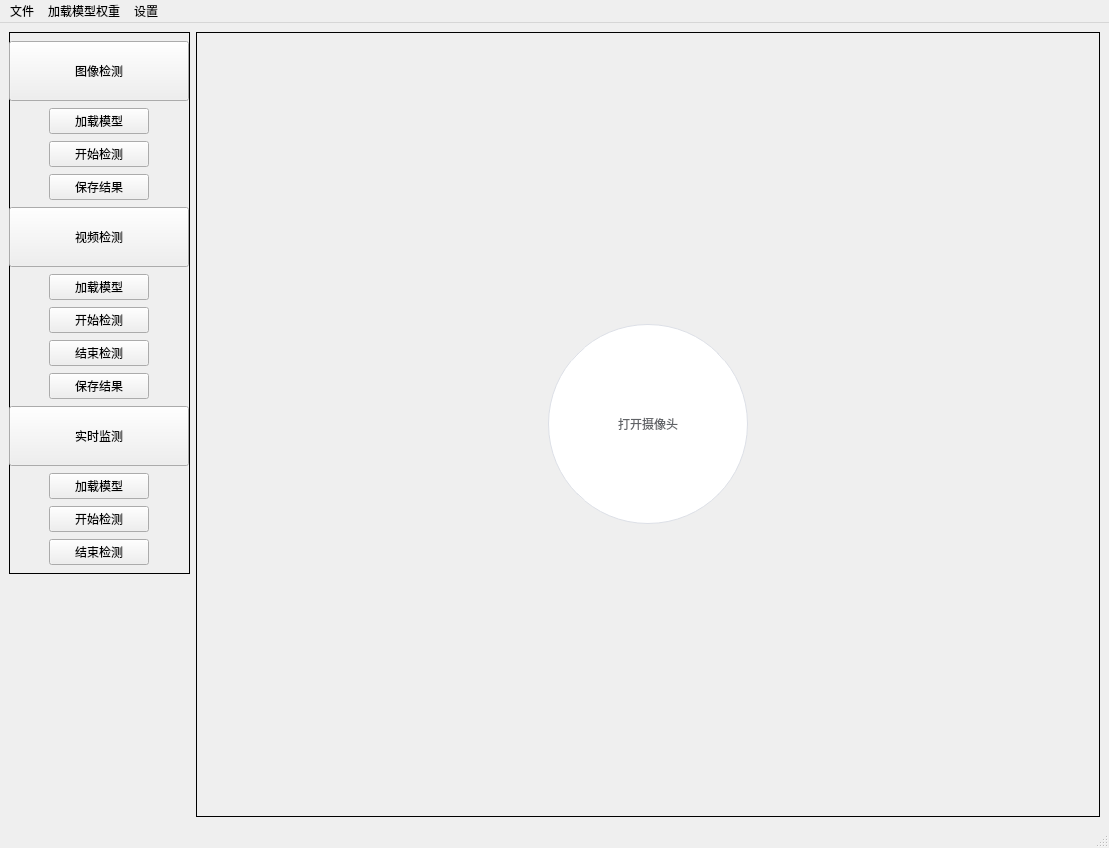
Above: UI/mainWindow.ui from flow2dream/YOLOQT before the change. Below: the same form after it.
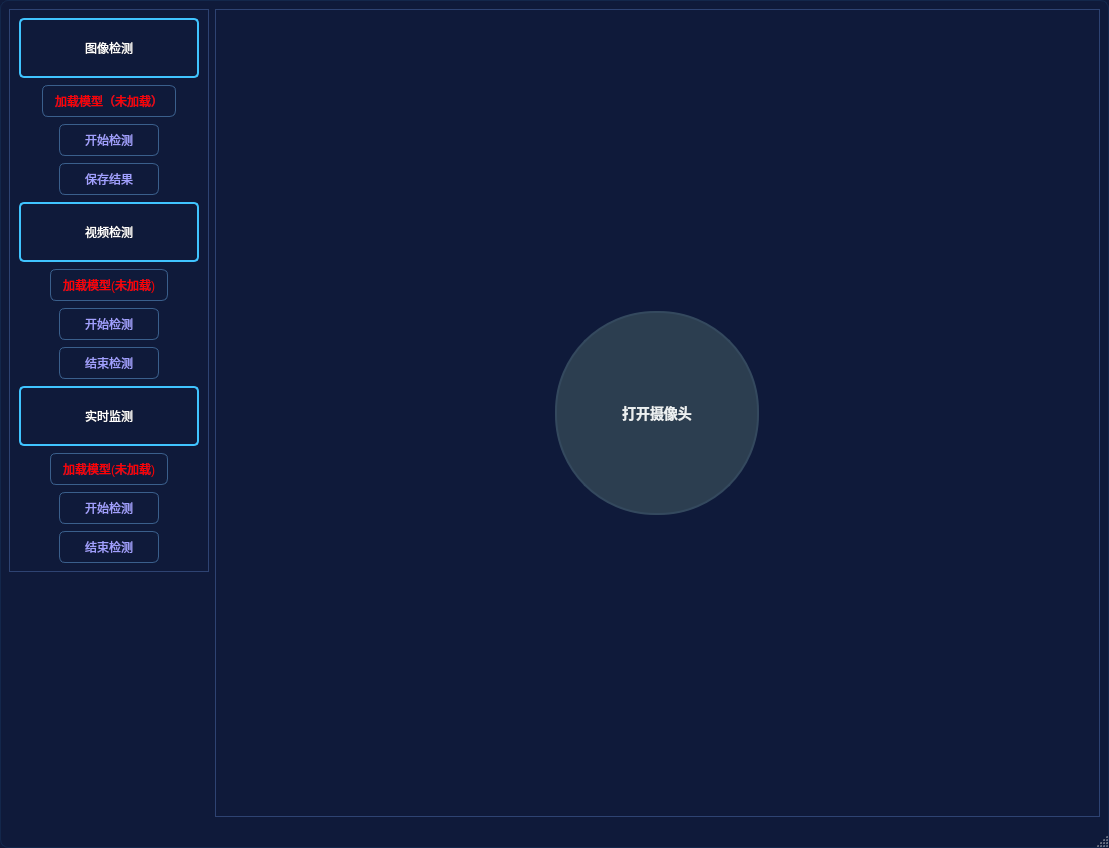
That is the form after the change.

Commit message: add the qss and function to window

What changed in the file:
```diff
--- a/UI/mainWindow.ui
+++ b/UI/mainWindow.ui
@@ -20,12 +20,435 @@
    <string>MainWindow</string>
   </property>
   <property name="styleSheet">
-   <string notr="true">
-   #display {
-	border: 1px solid black;
+   <string notr="true">#MainWindow {
+    background-color: #0F1A3A;
+    background-image: radial-gradient(circle, #1E3A8A 15%, transparent 15%),
+                      radial-gradient(circle, #1E3A8A 15%, transparent 15%);
+    background-position: 0 0, 20px 20px;
+    border: 1px solid #13274B;
+    border-radius: 8px;
+            
+}
+#MainWindow::title {
+    background-color: #0F1A3A;
+            
+}
+#MainWindow:hover {
+	    background-color: #13274B;
+    border: 1px solid #1E3A8A;
 }
 #option {
-	border: 1px solid black;
+border: 1px solid #2E4372;
+}
+#display {
+border: 1px solid #2E4372;
+}
+#start_video {
+	background-color: #2C3E50;
+    border: 2px solid #34495E;
+    border-radius: 100px;
+    color: #ECF0F1;
+    font-size: 14px;
+    font-weight: bold;
+    min-width: 200px;
+    min-height: 200px;
+    text-align: center;
+    qproperty-iconSize: 32px;
+}
+#start_video:hover {
+    background-color: #34495E;
+    border: 2px solid #2C3E50;
+}
+#start_video:pressed {
+    background-color: #1F2B38;
+    border: 2px solid #2C3E50;
+}
+
+#select_image {
+	background-color: #2C3E50;
+    border: 2px solid #34495E;
+    border-radius: 8px;
+    color: #ECF0F1;
+    font-size: 14px;
+    font-weight: bold;
+    padding: 12px 24px;
+    min-width: 100px;
+    min-height: 100px;
+    text-align: center;
+    qproperty-iconSize: 32px;
+}
+#select_image:hover {
+    background-color: #34495E;
+    border: 2px solid #2C3E50;
+}
+#select_image:pressed {
+    background-color: #1F2B38;
+    border: 2px solid #2C3E50;
+}
+
+#select_foler {
+	background-color: #2C3E50;
+    border: 2px solid #34495E;
+    border-radius: 8px;
+    color: #ECF0F1;
+    font-size: 14px;
+    font-weight: bold;
+    padding: 12px 24px;
+    min-width: 100px;
+    min-height: 100px;
+    text-align: center;
+    qproperty-iconSize: 32px;
+}
+#select_foler:hover {
+    background-color: #34495E;
+    border: 2px solid #2C3E50;
+}
+
+#select_foler:pressed {
+    background-color: #1F2B38;
+    border: 2px solid #2C3E50;
+}
+
+#select_video {
+	background-color: #2C3E50;
+    border: 2px solid #34495E;
+    border-radius: 8px;
+    color: #ECF0F1;
+    font-size: 14px;
+    font-weight: bold;
+    padding: 12px 24px;
+    min-width: 100px;
+    min-height: 100px;
+    text-align: center;
+    qproperty-iconSize: 32px;
+}
+#select_video:hover {
+    background-color: #34495E;
+    border: 2px solid #2C3E50;
+}
+
+#select_video:pressed {
+    background-color: #1F2B38;
+    border: 2px solid #2C3E50;
+}
+
+#image_button {
+            background-color: qlineargradient(
+                x1:0, y1:0, x2:1, y2:0,
+                stop:0 #1a237e, stop:0.3 #283593, stop:0.6 #3949ab, stop:1 #536dfe);
+            color: #ffffff;
+            border: 2px solid #40c4ff;
+            border-radius: 5px;
+            font: bold 16px 'Arial';
+            padding: 10px 20px;
+            text-transform: uppercase;
+            
+}
+#image_button:hover {
+	            background-color: qlineargradient(
+                x1:0, y1:0, x2:1, y2:0,
+                stop:0 #283593, stop:0.3 #3949ab, stop:0.6 #536dfe, stop:1 #7c4dff);
+            border: 2px solid #64ffda;
+}
+#image_button:pressed {
+	            background-color: qlineargradient(
+                x1:0, y1:0, x2:1, y2:0,
+                stop:0 #0d47a1, stop:1 #1a237e);
+            border: 2px solid #00bcd4;
+            padding: 12px 22px 8px 18px;
+}
+#video_button {
+            background-color: qlineargradient(
+                x1:0, y1:0, x2:1, y2:0,
+                stop:0 #1a237e, stop:0.3 #283593, stop:0.6 #3949ab, stop:1 #536dfe);
+            color: #ffffff;
+            border: 2px solid #40c4ff;
+            border-radius: 5px;
+            font: bold 16px 'Arial';
+            padding: 10px 20px;
+            text-transform: uppercase;
+            
+}
+#video_button:hover {
+		            background-color: qlineargradient(
+                x1:0, y1:0, x2:1, y2:0,
+                stop:0 #283593, stop:0.3 #3949ab, stop:0.6 #536dfe, stop:1 #7c4dff);
+            border: 2px solid #64ffda;
+}
+#video_button:pressed {
+	            background-color: qlineargradient(
+                x1:0, y1:0, x2:1, y2:0,
+                stop:0 #0d47a1, stop:1 #1a237e);
+            border: 2px solid #00bcd4;
+            padding: 12px 22px 8px 18px;
+}
+#moniter_button {
+            background-color: qlineargradient(
+                x1:0, y1:0, x2:1, y2:0,
+                stop:0 #1a237e, stop:0.3 #283593, stop:0.6 #3949ab, stop:1 #536dfe);
+            color: #ffffff;
+            border: 2px solid #40c4ff;
+            border-radius: 5px;
+            font: bold 16px 'Arial';
+            padding: 10px 20px;
+            text-transform: uppercase;
+            
+}
+#moniter_button:hover {
+            background-color: qlineargradient(
+                x1:0, y1:0, x2:1, y2:0,
+                stop:0 #283593, stop:0.3 #3949ab, stop:0.6 #536dfe, stop:1 #7c4dff);
+            border: 2px solid #64ffda;
+}
+#moniter_button:pressed {
+            background-color: qlineargradient(
+                x1:0, y1:0, x2:1, y2:0,
+                stop:0 #0d47a1, stop:1 #1a237e);
+            border: 2px solid #00bcd4;
+            padding: 12px 22px 8px 18px;
+}
+
+#image_start {
+	        background-color: qlineargradient(
+                x1:0, y1:0, x2:1, y2:0,
+                stop:0 #1a1a2f, stop:0.5 #16213e, stop:1 #1a237e);
+            color: #a0a0ff;
+            border: 1px solid #3a5f8c;
+            border-radius: 6px;
+            font: bold 12px 'Consolas';
+            padding: 6px 12px;
+            text-transform: uppercase;
+            
+}
+#image_start:hover {
+	            background-color: qlineargradient(
+                x1:0, y1:0, x2:1, y2:0,
+                stop:0 #16213e, stop:1 #283593);
+            border: 1px solid #4a7faf;
+
+}
+#image_start:pressed {
+	            background-color: qlineargradient(
+                x1:0, y1:0, x2:1, y2:1,
+                stop:0 #0f172a, stop:1 #1a1a2f);
+            border: 1px solid #2d4d6b;
+
+            padding: 7px 13px 5px 11px;
+}
+#image_load {
+	        background-color: qlineargradient(
+                x1:0, y1:0, x2:1, y2:0,
+                stop:0 #1a1a2f, stop:0.5 #16213e, stop:1 #1a237e);
+            color: red;
+            border: 1px solid #3a5f8c;
+            border-radius: 6px;
+            font: bold 12px 'Consolas';
+            padding: 6px 12px;
+            text-transform: uppercase;
+            
+}
+#image_load:hover {
+	            background-color: qlineargradient(
+                x1:0, y1:0, x2:1, y2:0,
+                stop:0 #16213e, stop:1 #283593);
+            border: 1px solid #4a7faf;
+
+}
+#image_load:pressed {
+	            background-color: qlineargradient(
+                x1:0, y1:0, x2:1, y2:1,
+                stop:0 #0f172a, stop:1 #1a1a2f);
+            border: 1px solid #2d4d6b;
+
+            padding: 7px 13px 5px 11px;
+}
+#video_load {
+	        background-color: qlineargradient(
+                x1:0, y1:0, x2:1, y2:0,
+                stop:0 #1a1a2f, stop:0.5 #16213e, stop:1 #1a237e);
+            color: red;
+            border: 1px solid #3a5f8c;
+            border-radius: 6px;
+            font: bold 12px 'Consolas';
+            padding: 6px 12px;
+            text-transform: uppercase;
+            
+}
+#video_load:hover {
+	            background-color: qlineargradient(
+                x1:0, y1:0, x2:1, y2:0,
+                stop:0 #16213e, stop:1 #283593);
+            border: 1px solid #4a7faf;
+
+}
+#video_load:pressed {
+	            background-color: qlineargradient(
+                x1:0, y1:0, x2:1, y2:1,
+                stop:0 #0f172a, stop:1 #1a1a2f);
+            border: 1px solid #2d4d6b;
+
+            padding: 7px 13px 5px 11px;
+}
+#moniter_load {
+	        background-color: qlineargradient(
+                x1:0, y1:0, x2:1, y2:0,
+                stop:0 #1a1a2f, stop:0.5 #16213e, stop:1 #1a237e);
+            color: red;
+            border: 1px solid #3a5f8c;
+            border-radius: 6px;
+            font: bold 12px 'Consolas';
+            padding: 6px 12px;
+            text-transform: uppercase;
+            
+}
+#moniter_load:hover {
+	            background-color: qlineargradient(
+                x1:0, y1:0, x2:1, y2:0,
+                stop:0 #16213e, stop:1 #283593);
+            border: 1px solid #4a7faf;
+
+}
+#moniter_load:pressed {
+	            background-color: qlineargradient(
+                x1:0, y1:0, x2:1, y2:1,
+                stop:0 #0f172a, stop:1 #1a1a2f);
+            border: 1px solid #2d4d6b;
+            padding: 7px 13px 5px 11px;
+}
+#video_start {
+	        background-color: qlineargradient(
+                x1:0, y1:0, x2:1, y2:0,
+                stop:0 #1a1a2f, stop:0.5 #16213e, stop:1 #1a237e);
+            color: #a0a0ff;
+            border: 1px solid #3a5f8c;
+            border-radius: 6px;
+            font: bold 12px 'Consolas';
+            padding: 6px 12px;
+            text-transform: uppercase;
+
+}
+#video_start:hover {
+	            background-color: qlineargradient(
+                x1:0, y1:0, x2:1, y2:0,
+                stop:0 #16213e, stop:1 #283593);
+            border: 1px solid #4a7faf;
+
+
+}
+#video_start:pressed {
+	            background-color: qlineargradient(
+                x1:0, y1:0, x2:1, y2:1,
+                stop:0 #0f172a, stop:1 #1a1a2f);
+            border: 1px solid #2d4d6b;
+            padding: 7px 13px 5px 11px;
+}
+#moniter_start {
+
+	        background-color: qlineargradient(
+                x1:0, y1:0, x2:1, y2:0,
+                stop:0 #1a1a2f, stop:0.5 #16213e, stop:1 #1a237e);
+            color: #a0a0ff;
+            border: 1px solid #3a5f8c;
+            border-radius: 6px;
+            font: bold 12px 'Consolas';
+            padding: 6px 12px;
+            text-transform: uppercase;
+            
+}
+#moniter_start:hover {
+	            background-color: qlineargradient(
+                x1:0, y1:0, x2:1, y2:0,
+                stop:0 #16213e, stop:1 #283593);
+            border: 1px solid #4a7faf;
+
+}
+#moniter_start:pressed {
+	            background-color: qlineargradient(
+                x1:0, y1:0, x2:1, y2:1,
+                stop:0 #0f172a, stop:1 #1a1a2f);
+            border: 1px solid #2d4d6b;
+            padding: 7px 13px 5px 11px;
+}
+#image_save {
+
+	        background-color: qlineargradient(
+                x1:0, y1:0, x2:1, y2:0,
+                stop:0 #1a1a2f, stop:0.5 #16213e, stop:1 #1a237e);
+            color: #a0a0ff;
+            border: 1px solid #3a5f8c;
+            border-radius: 6px;
+            font: bold 12px 'Consolas';
+            padding: 6px 12px;
+            text-transform: uppercase;
+            
+}
+#image_save:hover {
+	            background-color: qlineargradient(
+                x1:0, y1:0, x2:1, y2:0,
+                stop:0 #16213e, stop:1 #283593);
+            border: 1px solid #4a7faf;
+
+}
+#image_save:pressed {
+	            background-color: qlineargradient(
+                x1:0, y1:0, x2:1, y2:1,
+                stop:0 #0f172a, stop:1 #1a1a2f);
+            border: 1px solid #2d4d6b;
+            padding: 7px 13px 5px 11px;
+}
+#video_end {
+
+	        background-color: qlineargradient(
+                x1:0, y1:0, x2:1, y2:0,
+                stop:0 #1a1a2f, stop:0.5 #16213e, stop:1 #1a237e);
+            color: #a0a0ff;
+            border: 1px solid #3a5f8c;
+            border-radius: 6px;
+            font: bold 12px 'Consolas';
+            padding: 6px 12px;
+            text-transform: uppercase;
+            
+}
+#video_end:hover {
+	            background-color: qlineargradient(
+                x1:0, y1:0, x2:1, y2:0,
+                stop:0 #16213e, stop:1 #283593);
+            border: 1px solid #4a7faf;
+
+}
+#video_end:pressed {
+	            background-color: qlineargradient(
+                x1:0, y1:0, x2:1, y2:1,
+                stop:0 #0f172a, stop:1 #1a1a2f);
+            border: 1px solid #2d4d6b;
+            padding: 7px 13px 5px 11px;
+}
+#moniter_end {
+
+	        background-color: qlineargradient(
+                x1:0, y1:0, x2:1, y2:0,
+                stop:0 #1a1a2f, stop:0.5 #16213e, stop:1 #1a237e);
+            color: #a0a0ff;
+            border: 1px solid #3a5f8c;
+            border-radius: 6px;
+            font: bold 12px 'Consolas';
+            padding: 6px 12px;
+            text-transform: uppercase;
+            
+}
+#moniter_end:hover {
+	            background-color: qlineargradient(
+                x1:0, y1:0, x2:1, y2:0,
+                stop:0 #16213e, stop:1 #283593);
+            border: 1px solid #4a7faf;
+
+}
+#moniter_end:pressed {
+	         background-color: qlineargradient(
+                x1:0, y1:0, x2:1, y2:1,
+                stop:0 #0f172a, stop:1 #1a1a2f);
+            border: 1px solid #2d4d6b;
+            padding: 7px 13px 5px 11px;
 }
 </string>
   </property>
@@ -59,6 +482,12 @@
            <property name="spacing">
             <number>7</number>
            </property>
+           <property name="leftMargin">
+            <number>10</number>
+           </property>
+           <property name="rightMargin">
+            <number>10</number>
+           </property>
            <item alignment="Qt::AlignHCenter">
             <widget class="QPushButton" name="image_button">
              <property name="sizePolicy">
@@ -92,8 +521,11 @@
                <height>0</height>
               </size>
              </property>
+             <property name="styleSheet">
+              <string notr="true"/>
+             </property>
              <property name="text">
-              <string>加载模型</string>
+              <string>加载模型（未加载）</string>
              </property>
             </widget>
            </item>
@@ -169,7 +601,7 @@
               </size>
              </property>
              <property name="text">
-              <string>加载模型</string>
+              <string>加载模型(未加载)</string>
              </property>
             </widget>
            </item>
@@ -211,25 +643,6 @@
              </property>
             </widget>
            </item>
-           <item alignment="Qt::AlignHCenter">
-            <widget class="QPushButton" name="video_save">
-             <property name="sizePolicy">
-              <sizepolicy hsizetype="Fixed" vsizetype="Fixed">
-               <horstretch>0</horstretch>
-               <verstretch>0</verstretch>
-              </sizepolicy>
-             </property>
-             <property name="minimumSize">
-              <size>
-               <width>100</width>
-               <height>0</height>
-              </size>
-             </property>
-             <property name="text">
-              <string>保存结果</string>
-             </property>
-            </widget>
-           </item>
            <item alignment="Qt::AlignHCenter">
             <widget class="QPushButton" name="moniter_button">
              <property name="sizePolicy">
@@ -264,7 +677,7 @@
               </size>
              </property>
              <property name="text">
-              <string>加载模型</string>
+              <string>加载模型(未加载)</string>
              </property>
             </widget>
            </item>
@@ -304,6 +717,12 @@
              <property name="text">
               <string>结束检测</string>
              </property>
+             <property name="checkable">
+              <bool>false</bool>
+             </property>
+             <property name="autoExclusive">
+              <bool>false</bool>
+             </property>
             </widget>
            </item>
           </layout>
@@ -469,32 +888,12 @@
                  </property>
                  <property name="minimumSize">
                   <size>
-                   <width>200</width>
-                   <height>200</height>
+                   <width>204</width>
+                   <height>204</height>
                   </size>
                  </property>
                  <property name="styleSheet">
-                  <string notr="true">QPushButton{color: #606266;
-		background-color: #fff; 
-		border: 1px solid #dcdfe6;
-		border-radius: 100px;
-}
-QPushButton:hover{
-		color: #409eff;
-		border-color: #c6e2ff;
-		background-color: #ecf5ff
-}
-QPushButton:checked{
-		color: #409eff;
-		border-color: #c6e2ff;
-		background-color: #ecf5ff;
-}
-QPushButton:pressed{
-		color: #3a8ee6;
-		border-color: #3a8ee6;
-		background-color: #ecf5ff;
-}
-</string>
+                  <string notr="true"/>
                  </property>
                  <property name="text">
                   <string>打开摄像头</string>
@@ -514,36 +913,6 @@
     </item>
    </layout>
   </widget>
-  <widget class="QMenuBar" name="menubar">
-   <property name="geometry">
-    <rect>
-     <x>0</x>
-     <y>0</y>
-     <width>1109</width>
-     <height>26</height>
-    </rect>
-   </property>
-   <widget class="QMenu" name="menu">
-    <property name="title">
-     <string>文件</string>
-    </property>
-    <addaction name="actionopen_image_folder"/>
-    <addaction name="actionopen_image_file"/>
-   </widget>
-   <widget class="QMenu" name="menu_2">
-    <property name="title">
-     <string>加载模型权重</string>
-    </property>
-   </widget>
-   <widget class="QMenu" name="menu_3">
-    <property name="title">
-     <string>设置</string>
-    </property>
-   </widget>
-   <addaction name="menu"/>
-   <addaction name="menu_2"/>
-   <addaction name="menu_3"/>
-  </widget>
   <widget class="QStatusBar" name="statusbar"/>
   <action name="actionopen_image_folder">
    <property name="text">
```
Left out of the diff: 14 changed lines with no effect on the pictures. The commit also changes 9 other files.
